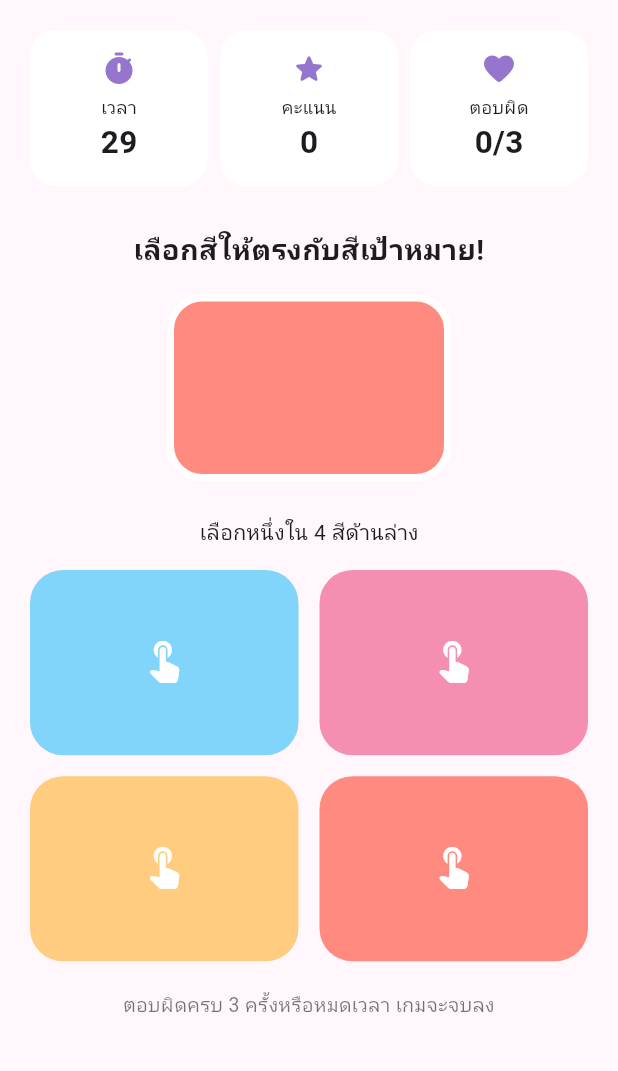
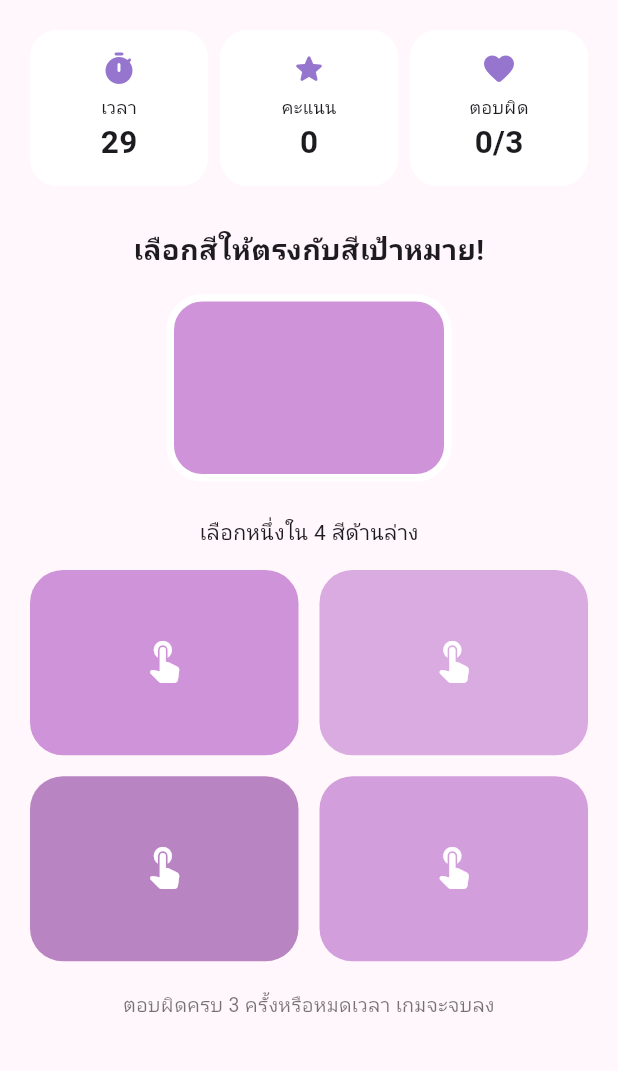
Before and after one commit to Pornchitamiu/color_match, a Flutter app: the screen it shows after launch, after a tap on "เริ่มเล่นเกม", on a phone screen of 412 x 824 dp, the part 84-1155 px from its top. Run offline on Flutter 3.47's test engine with Material 3 defaults, Android fonts, the light colour scheme and no system bars.

Commit message:
Update similar color gameplay

```diff
--- a/lib/main.dart
+++ b/lib/main.dart
@@ -144,10 +144,15 @@ class _GamePageState extends State<GamePage> {
   }
 
   void newRound() {
-    final shuffled = List<Color>.from(palette)..shuffle(random);
-    options = shuffled.take(4).toList();
-    target = options[random.nextInt(options.length)];
-  }
+  target = palette[random.nextInt(palette.length)];
+  options = [
+    target,
+    Color.lerp(target, Colors.white, 0.10)!,
+    Color.lerp(target, Colors.black, 0.10)!,
+    Color.lerp(target, Colors.white, 0.22)!,
+  ];
+  options.shuffle(random);
+}
 
   void startTimer() {
     timer?.cancel();
```
